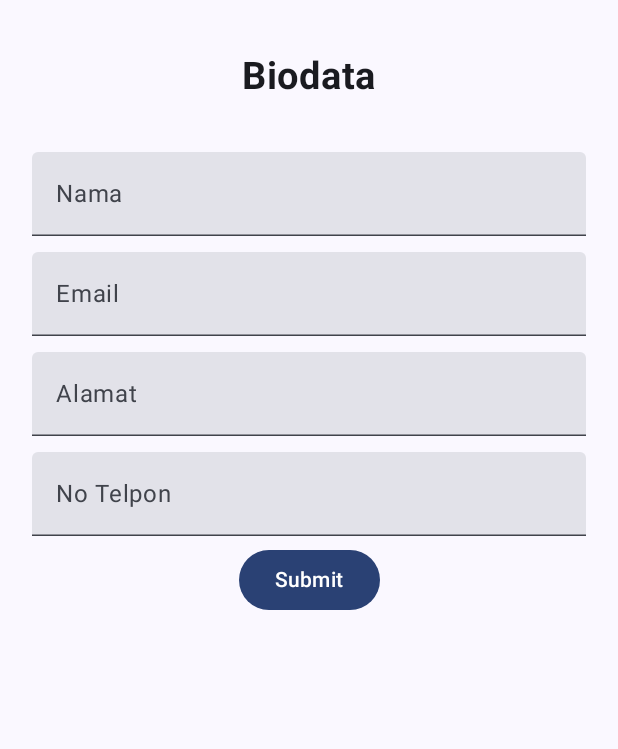
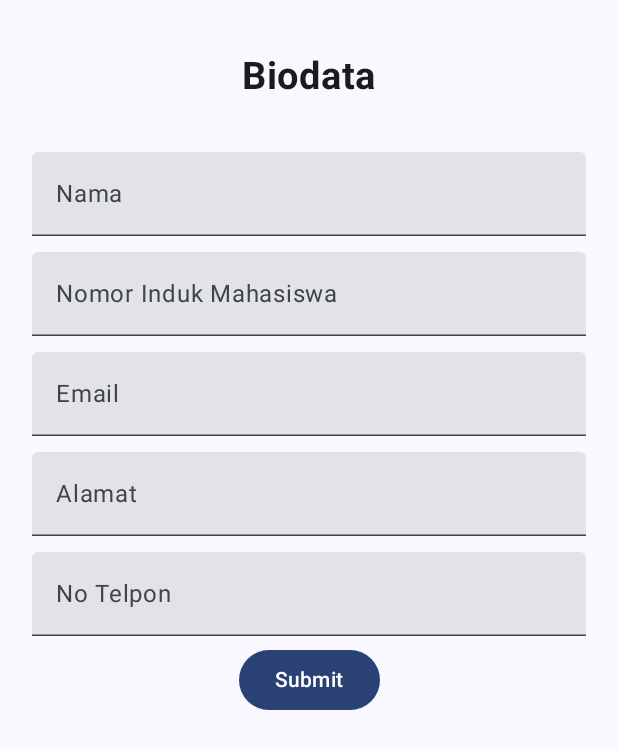
Before and after one commit to rafiazharr17/QuestNavigasiMVVM_048, an Android app built with Jetpack Compose: the composable FormMahasiswa called with empty values, on a phone screen of 412 x 824 dp. Shown: the top 749 px of the screen. Run offline under Robolectric (Android 15) with nearby library versions, the phone set to English and light mode, and no system bars.

Commit message:
menambahkan textField untuk nim

```diff
--- a/app/src/main/java/com/rafi/pertemuan6/ui/view/FormMahasiswaView.kt
+++ b/app/src/main/java/com/rafi/pertemuan6/ui/view/FormMahasiswaView.kt
@@ -69,6 +69,19 @@ fun FormMahasiswa(
             }
         )
 
+        TextField(
+            modifier = Modifier.fillMaxWidth()
+                .padding(5.dp),
+            value = textNim,
+            onValueChange = {textNim = it},
+            label = {
+                Text("Nomor Induk Mahasiswa")
+            },
+            placeholder = {
+                Text("Masukkan NIM Anda")
+            }
+        )
+
         Row {
             listGender.forEach { item ->
                 Row(
```
